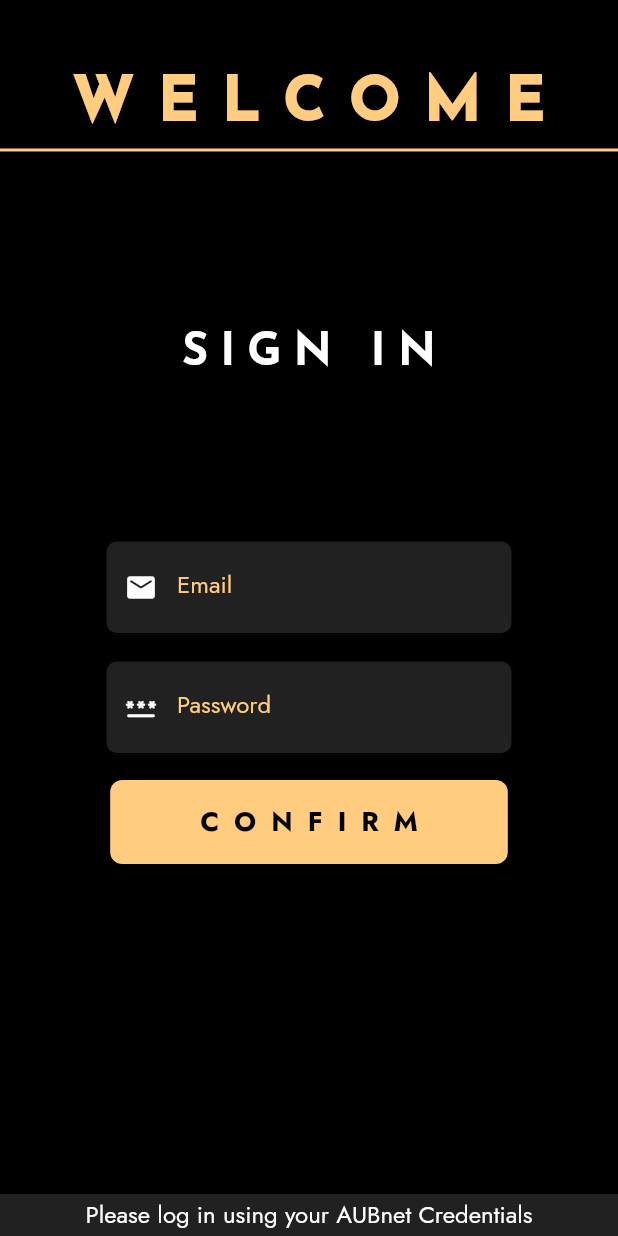
After one commit to Balcetus/aub-pickusup, a Flutter app: the screen it shows after launch, after a tap on "CONFIRM", on a phone screen of 412 x 824 dp. The commit adds this screen. Run offline on Flutter 3.47's test engine with Material 2 defaults, Android fonts, the phone set to English and light mode, and no system bars; our stand-ins replace firebase_auth, firebase_core, loading_animation_widget; accounts and stored records are empty; network calls fail; project files that could hold a hidden picture were left out.

Commit message:
added sign in checks and firebase implementation

```diff
--- a/lib/components/my_textfield.dart
+++ b/lib/components/my_textfield.dart
@@ -1,16 +1,17 @@
 import 'package:flutter/material.dart';
+import 'package:flutter/services.dart';
 
 class MyTextField extends StatelessWidget {
   final String labelText;
   final bool obscureText;
-  final IconData? specIcon;
-  final controller;
+  final IconData specIcon;
+  final TextEditingController controller1;
 
   const MyTextField(
       {super.key,
       required this.obscureText,
       required this.specIcon,
-      required this.controller,
+      required this.controller1,
       required this.labelText});
 
   @override
@@ -18,8 +19,10 @@ class MyTextField extends StatelessWidget {
     return Padding(
       padding: const EdgeInsets.fromLTRB(70, 0, 70, 0),
       child: TextFormField(
-        controller: controller,
+        controller: controller1,
         obscureText: obscureText,
+        maxLength: obscureText == false ? 18 : null,
+        maxLengthEnforcement: MaxLengthEnforcement.enforced,
         decoration: InputDecoration(
           enabledBorder: const OutlineInputBorder(
             borderRadius: BorderRadius.all(Radius.circular(8)),
@@ -33,6 +36,7 @@ class MyTextField extends StatelessWidget {
           filled: true,
           labelStyle: TextStyle(color: Colors.orange[200]),
           prefixIcon: Icon(specIcon, color: Colors.white, size: 22),
+          counterText: '',
         ),
         style: const TextStyle(color: Colors.white),
       ),
--- a/lib/main.dart
+++ b/lib/main.dart
@@ -1,11 +1,28 @@
-import 'package:aub_pickusup/pages/signin.dart';
+import 'package:aub_pickusup/pages/auth_page.dart';
+import 'package:aub_pickusup/pages/home_page.dart';
+import 'package:aub_pickusup/pages/sign_in_page.dart';
 import 'package:flutter/material.dart';
-import 'pages/home.dart';
+import 'package:firebase_core/firebase_core.dart';
+import 'firebase_options.dart';
 
-void main() => runApp(
-      MaterialApp(
-        debugShowCheckedModeBanner: false,
-        theme: ThemeData(
+Future<void> main() async {
+  WidgetsFlutterBinding.ensureInitialized();
+  await Firebase.initializeApp(
+    options: DefaultFirebaseOptions.currentPlatform,
+  );
+  runApp(
+    const AUBPickUsUp(),
+  );
+}
+
+class AUBPickUsUp extends StatelessWidget {
+  const AUBPickUsUp({
+    super.key,
+  });
+
+  @override
+  Widget build(BuildContext context) {
+    ThemeData themeData = ThemeData(
       fontFamily: 'Jost',
       colorScheme: ColorScheme(
           brightness: Brightness.dark,
@@ -17,14 +34,18 @@ void main() => runApp(
           onError: Colors.white,
           background: Colors.black,
           onBackground: Colors.white,
-              surface: Colors.grey.shade200,
-              onSurface: Colors.black,
-              outline: Colors.orange[200]),
-        ),
-        initialRoute: '/signin',
+          surface: Colors.black,
+          onSurface: Colors.orange.shade200,
+          outline: Colors.orange.shade200),
+    );
+    return MaterialApp(
+        debugShowCheckedModeBanner: false,
+        theme: themeData,
+        initialRoute: '/',
         routes: {
-          '/signin': (context) => const SignIn(),
-          '/': (context) => const Home(),
-        },
-      ),
-    );
+          '/': (context) => const AuthPage(),
+          '/home': (context) => HomePage(),
+          '/signin': (context) => const SignInPage(),
+        });
+  }
+}
--- /dev/null
+++ b/lib/pages/auth_page.dart
@@ -0,0 +1,27 @@
+import 'package:aub_pickusup/pages/sign_in_page.dart';
+import 'package:flutter/material.dart';
+import 'package:firebase_auth/firebase_auth.dart';
+import 'home_page.dart';
+
+class AuthPage extends StatelessWidget {
+  const AuthPage({super.key});
+
+  @override
+  Widget build(BuildContext context) {
+    return Scaffold(
+      body: StreamBuilder<User?>(
+        stream: FirebaseAuth.instance.authStateChanges(),
+        builder: (context, snapshot) {
+          //user is logged in
+          if (snapshot.hasData) {
+            return HomePage();
+          }
+          //user is not logged in
+          else {
+            return const SignInPage();
+          }
+        },
+      ),
+    );
+  }
+}
--- /dev/null
+++ b/lib/pages/sign_in_page.dart
@@ -0,0 +1,174 @@
+import 'package:aub_pickusup/components/my_textfield.dart';
+import 'package:flutter/material.dart';
+import 'package:firebase_auth/firebase_auth.dart';
+import 'package:loading_animation_widget/loading_animation_widget.dart';
+
+class SignInPage extends StatefulWidget {
+  const SignInPage({super.key});
+
+  @override
+  State<SignInPage> createState() => _SignInPageState();
+}
+
+class _SignInPageState extends State<SignInPage> {
+  late final emailController = TextEditingController();
+  late final passwordController = TextEditingController();
+
+  void userSignIn() async {
+    final userEmail = emailController.text.trim();
+    final userPassword = passwordController.text.trim();
+
+    showLoadingDialog();
+
+    // show loading dialog
+    try {
+      await FirebaseAuth.instance
+          .signInWithEmailAndPassword(email: userEmail, password: userPassword);
+      if (mounted) {
+        Navigator.pop(context);
+      } else {
+        return;
+      }
+
+      // Do something with credentials
+    } on FirebaseAuthException catch (e) {
+      Navigator.pop(context);
+      if (e.code == 'user-not-found') {
+        wrongCredentials();
+      } else if (e.code == 'wrong-password') {
+        wrongCredentials();
+      } else {
+        await Navigator.pushNamedAndRemoveUntil(
+            context, '/signin', (route) => false);
+      }
+    }
+  }
+
+  Future<dynamic> showLoadingDialog() {
+    return showDialog(
+      barrierColor: Colors.black,
+      barrierDismissible: false,
+      context: context,
+      builder: (context) {
+        return Center(
+          child: LoadingAnimationWidget.twistingDots(
+              leftDotColor: Colors.orange.shade200,
+              rightDotColor: Colors.white,
+              size: 80),
+        );
+      },
+    );
+  }
+
+  @override
+  Widget build(BuildContext context) {
+    var credentials;
+
+    return Scaffold(
+      backgroundColor: Colors.black,
+      body: SafeArea(
+        child: SingleChildScrollView(
+          child: SizedBox(
+            height: MediaQuery.of(context).size.height -
+                MediaQuery.of(context).padding.top,
+            child: Column(
+              mainAxisAlignment: MainAxisAlignment.center,
+              children: <Widget>[
+                const SizedBox(
+                  height: 50,
+                ),
+                Text(
+                  'WELCOME',
+                  style: TextStyle(
+                      fontSize: 40.0,
+                      fontWeight: FontWeight.w900,
+                      letterSpacing: 16.0,
+                      color: Colors.orange[200],
+                      fontFamily: 'JosefinSans'),
+                ),
+                Divider(
+                  height: 20.0,
+                  thickness: 2,
+                  color: Colors.orange[200],
+                ),
+                const Padding(
+                  padding: EdgeInsets.fromLTRB(0, 110.0, 0.0, 110.0),
+                  child: Text(
+                    'SIGN IN',
+                    style: TextStyle(
+                        fontSize: 30.0,
+                        fontFamily: 'JosefinSans',
+                        fontWeight: FontWeight.bold,
+                        color: Colors.white,
+                        letterSpacing: 8.0),
+                  ),
+                ),
+                SizedBox(
+                  height: 80,
+                  child: MyTextField(
+                      obscureText: false,
+                      specIcon: Icons.email_rounded,
+                      controller1: emailController,
+                      labelText: 'Email'),
+                ),
+                SizedBox(
+                  height: 80,
+                  child: MyTextField(
+                      obscureText: true,
+                      specIcon: Icons.password_rounded,
+                      controller1: passwordController,
+                      labelText: 'Password'),
+                ),
+                MaterialButton(
+                  onPressed: () {
+                    userSignIn();
+                  },
+                  color: Colors.orange[200],
+                  shape: const RoundedRectangleBorder(
+                    borderRadius: BorderRadius.all(
+                      Radius.circular(8),
+                    ),
+                  ),
+                  highlightColor: Colors.white,
+                  padding:
+                      const EdgeInsets.symmetric(horizontal: 55, vertical: 15),
+                  child: const Text(
+                    'CONFIRM',
+                    style: TextStyle(
+                        color: Colors.black,
+                        fontSize: 18,
+                        letterSpacing: 10,
+                        fontWeight: FontWeight.bold),
+                  ),
+                ),
+                Expanded(
+                  child: Container(
+                    margin: const EdgeInsets.fromLTRB(0, 220, 0, 0),
+                    alignment: Alignment.center,
+                    color: Colors.grey.shade900,
+                    child: const Text(
+                        'Please log in using your AUBnet Credentials',
+                        style: TextStyle(fontSize: 16)),
+                  ),
+                ),
+              ],
+            ),
+          ),
+        ),
+      ),
+    );
+  }
+
+  void signUpRequest() {}
+
+  void wrongCredentials() {
+    showDialog(
+      context: context,
+      builder: (context) {
+        return const AlertDialog(
+          title: Text('Incorrect Credentials'),
+        );
+      },
+    );
+  }
+}
--- a/pubspec.yaml
+++ b/pubspec.yaml
@@ -35,6 +35,10 @@ dependencies:
   # The following adds the Cupertino Icons font to your application.
   # Use with the CupertinoIcons class for iOS style icons.
   cupertino_icons: ^1.0.2
+  firebase_core: ^2.8.0
+  firebase_auth: ^4.3.0
+  loading_animation_widget: ^1.2.0+4
+  firebase_database: ^10.0.16
 
 dev_dependencies:
   flutter_test:
```
Also changed, not shown: lib/components/confirm_sign_in.dart (deleted, +0 -48 lines), lib/pages/home.dart (deleted, +0 -19 lines), lib/pages/home_page.dart (added, +32 -0 lines), lib/pages/signin.dart (deleted, +0 -92 lines), lib/firebase_options.dart (added), pubspec.lock, 8 other files. Lines whose indentation alone changed are shown as unchanged.
